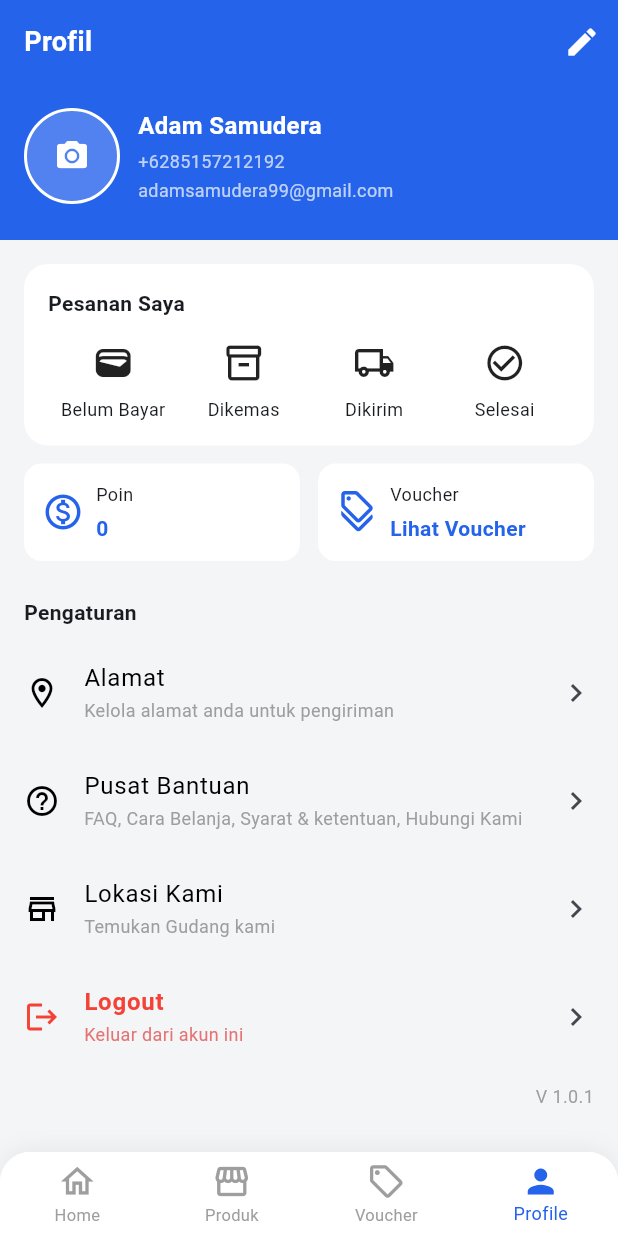
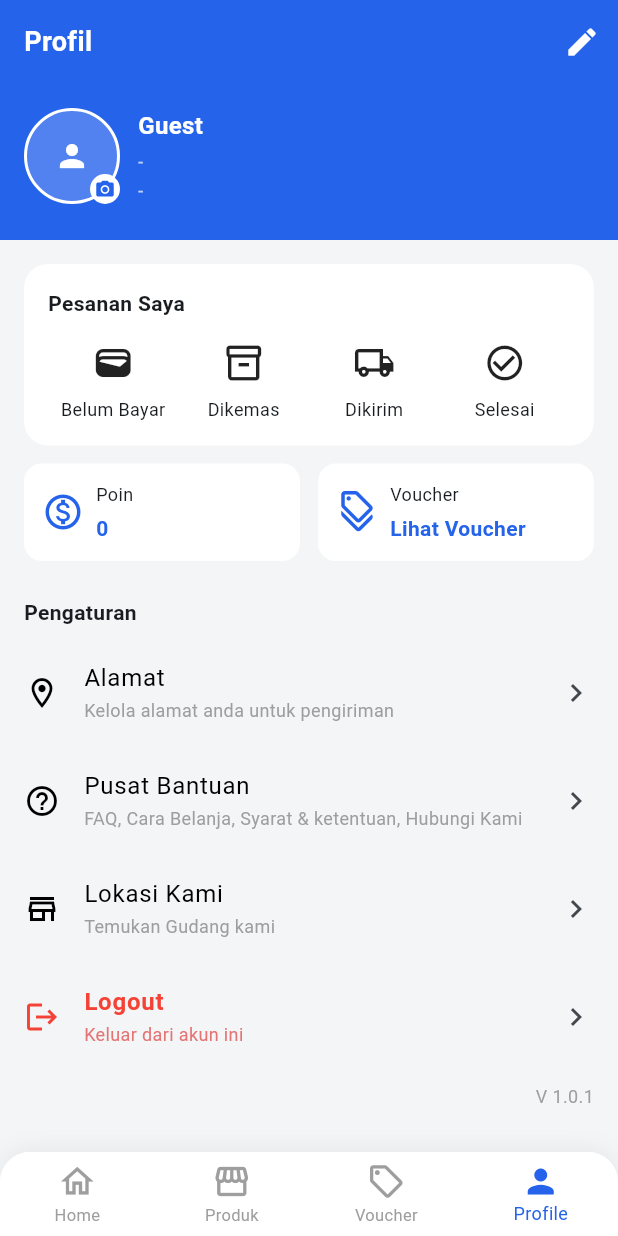
Before and after one commit to Pacifista00/flutter_warungnya_warga_net, a Flutter app: the ProfilePage screen opened by its route, on a phone screen of 412 x 824 dp. Run offline on Flutter 3.47's test engine with Material 3 defaults, Android fonts, the phone set to English and light mode, and no system bars; our stand-ins replace dio, flutter_riverpod, flutter_secure_storage, flutter_svg, go_router, image_picker and 3 more; accounts and stored records are empty.

Commit message:
feat: add edit profile feature

```diff
--- a/lib/features/profile/presentation/profile_page.dart
+++ b/lib/features/profile/presentation/profile_page.dart
@@ -2,6 +2,8 @@ import 'package:flutter/material.dart';
 import 'package:flutter_riverpod/flutter_riverpod.dart';
 import 'package:flutter_warungnya_warga_net/core/ui/app_confirm_dialog.dart';
 import 'package:flutter_warungnya_warga_net/features/auth/auth_controller_provider.dart';
+import 'package:flutter_warungnya_warga_net/features/auth/auth_provider.dart';
+import 'package:flutter_warungnya_warga_net/features/auth/domain/auth_state.dart';
 import 'package:go_router/go_router.dart';
 import 'package:flutter_warungnya_warga_net/features/home/presentation/widgets/bottom_nav.dart';
 import 'package:flutter_warungnya_warga_net/features/profile/widgets/profile.header.dart';
@@ -14,6 +16,14 @@ class ProfilePage extends ConsumerWidget {
 
   @override
   Widget build(BuildContext context, WidgetRef ref) {
+    // Ambil authState di luar ListView
+    final authState = ref.watch(authProvider);
+    final user = authState.user;
+    final points =
+        authState.status == AuthStatus.authenticated && user != null
+            ? (user['point']?['total_points'] ?? 0)
+            : 0;
+
     return Scaffold(
       backgroundColor: const Color(0xffF4F5F7),
       body: Column(
@@ -30,11 +40,11 @@ class ProfilePage extends ConsumerWidget {
                 /// INFO CARD
                 Row(
                   children: [
-                    const Expanded(
+                    Expanded(
                       child: InfoCard(
                         icon: Icons.monetization_on_outlined,
                         title: 'Poin',
-                        value: '0',
+                        value: points.toString(),
                       ),
                     ),
                     const SizedBox(width: 12),
@@ -44,7 +54,7 @@ class ProfilePage extends ConsumerWidget {
                         onTap: () {
                           context.push('/voucher');
                         },
-                        child: InfoCard(
+                        child: const InfoCard(
                           icon: Icons.discount_outlined,
                           title: 'Voucher',
                           subtitle: 'Lihat Voucher',
@@ -62,12 +72,6 @@ class ProfilePage extends ConsumerWidget {
                 ),
                 const SizedBox(height: 8),
 
-                // const SettingItem(
-                //   icon: Icons.settings_outlined,
-                //   title: 'Pengaturan Akun',
-                //   subtitle:
-                //       'Ubah Kata Sandi, Tambah Alamat, Logout, dan lainnya',
-                // ),
                 SettingItem(
                   icon: Icons.location_on_outlined,
                   title: 'Alamat',
--- a/lib/features/profile/widgets/profile.header.dart
+++ b/lib/features/profile/widgets/profile.header.dart
@@ -1,11 +1,27 @@
 import 'package:flutter/material.dart';
+import 'package:flutter_riverpod/flutter_riverpod.dart';
+import 'package:flutter_warungnya_warga_net/config/env/prod_env.dart';
 import 'package:flutter_warungnya_warga_net/core/theme/app_colors.dart';
+import 'package:flutter_warungnya_warga_net/features/auth/auth_provider.dart';
+import 'package:flutter_warungnya_warga_net/features/auth/domain/auth_state.dart';
+import 'package:go_router/go_router.dart';
 
-class ProfileHeader extends StatelessWidget {
+class ProfileHeader extends ConsumerWidget {
   const ProfileHeader({super.key});
 
+  void _goToEditProfile(BuildContext context) {
+    context.push('/profile/edit'); // arahkan ke halaman edit profile
+  }
+
+  void _goToEditPhoto(BuildContext context) {
+    context.push('/profile/edit-photo'); // arahkan ke halaman edit foto
+  }
+
   @override
-  Widget build(BuildContext context) {
+  Widget build(BuildContext context, WidgetRef ref) {
+    final authState = ref.watch(authProvider);
+    final user = authState.user;
+
     return Container(
       color: AppColors.primary,
       child: Column(
@@ -28,7 +44,7 @@ class ProfileHeader extends StatelessWidget {
                   ),
                   const Spacer(),
                   IconButton(
-                    onPressed: () {},
+                    onPressed: () => _goToEditProfile(context),
                     icon: const Icon(Icons.edit, color: Colors.white),
                   ),
                 ],
@@ -42,7 +58,9 @@ class ProfileHeader extends StatelessWidget {
             child: Row(
               crossAxisAlignment: CrossAxisAlignment.start,
               children: [
-                /// AVATAR
+                /// AVATAR DENGAN TOMBOL EDIT FOTO
+                Stack(
+                  children: [
                     Container(
                       width: 64,
                       height: 64,
@@ -51,32 +69,82 @@ class ProfileHeader extends StatelessWidget {
                         color: Colors.white.withOpacity(0.2),
                         border: Border.all(color: Colors.white, width: 2),
                       ),
-                  child: const Icon(Icons.camera_alt, color: Colors.white),
+                      child: ClipOval(
+                        child:
+                            authState.status == AuthStatus.authenticated &&
+                                    user != null &&
+                                    user['photo'] != null
+                                ? Image.network(
+                                  "${ProdEnv.storageUrl}/${user['photo']}",
+                                  fit: BoxFit.cover,
+                                )
+                                : const Icon(Icons.person, color: Colors.white),
                       ),
+                    ),
+
+                    // Tombol edit kecil di kanan bawah avatar
+                    Positioned(
+                      bottom: 0,
+                      right: 0,
+                      child: GestureDetector(
+                        onTap: () => _goToEditPhoto(context),
+                        child: Container(
+                          width: 20,
+                          height: 20,
+                          decoration: BoxDecoration(
+                            color: Colors.white,
+                            shape: BoxShape.circle,
+                          ),
+                          child: const Icon(
+                            Icons.camera_alt,
+                            size: 14,
+                            color: AppColors.primary,
+                          ),
+                        ),
+                      ),
+                    ),
+                  ],
+                ),
+
                 const SizedBox(width: 12),
 
                 /// USER INFO
                 Expanded(
                   child: Column(
                     crossAxisAlignment: CrossAxisAlignment.start,
-                    children: const [
+                    children: [
                       Text(
-                        'Adam Samudera',
-                        style: TextStyle(
+                        authState.status == AuthStatus.authenticated &&
+                                user != null
+                            ? user['name'] ?? 'Tidak Diketahui'
+                            : 'Guest',
+                        style: const TextStyle(
                           color: Colors.white,
                           fontSize: 16,
                           fontWeight: FontWeight.bold,
                         ),
                       ),
-                      SizedBox(height: 4),
+                      const SizedBox(height: 4),
                       Text(
-                        '+6285157212192',
-                        style: TextStyle(color: Colors.white70, fontSize: 12),
+                        authState.status == AuthStatus.authenticated &&
+                                user != null
+                            ? user['phone'] ?? '-'
+                            : '-',
+                        style: const TextStyle(
+                          color: Colors.white70,
+                          fontSize: 12,
                         ),
-                      SizedBox(height: 2),
+                      ),
+                      const SizedBox(height: 2),
                       Text(
-                        'adamsamudera99@gmail.com',
-                        style: TextStyle(color: Colors.white70, fontSize: 12),
+                        authState.status == AuthStatus.authenticated &&
+                                user != null
+                            ? user['email'] ?? '-'
+                            : '-',
+                        style: const TextStyle(
+                          color: Colors.white70,
+                          fontSize: 12,
+                        ),
                       ),
                     ],
                   ),
--- a/pubspec.yaml
+++ b/pubspec.yaml
@@ -48,6 +48,8 @@ dependencies:
   flutter_svg: ^2.0.9
   skeletonizer: ^1.1.0
   url_launcher: ^6.2.5
+  image_picker: ^1.1.1
+  http_parser: ^4.0.2
 
 dev_dependencies:
   flutter_test:
```
Also changed, not shown: lib/features/auth/auth_provider.dart (+26 -0 lines), lib/features/auth/data/auth_api.dart (+40 -0 lines), lib/features/auth/data/auth_repository.dart (+21 -0 lines), lib/features/profile/presentation/edit_photo_page.dart (added, +160 -0 lines), lib/features/profile/presentation/edit_profile_page.dart (added, +166 -0 lines), lib/router/app_router.dart (+10 -0 lines), pubspec.lock, 5 other files. Lines whose indentation alone changed are shown as unchanged.
